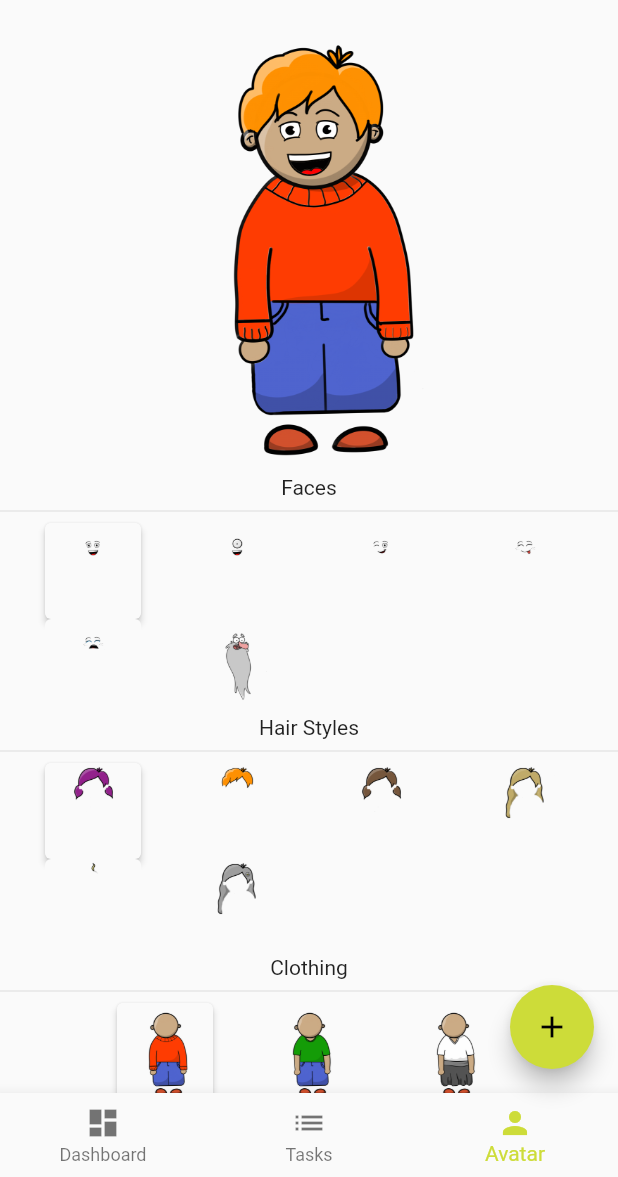
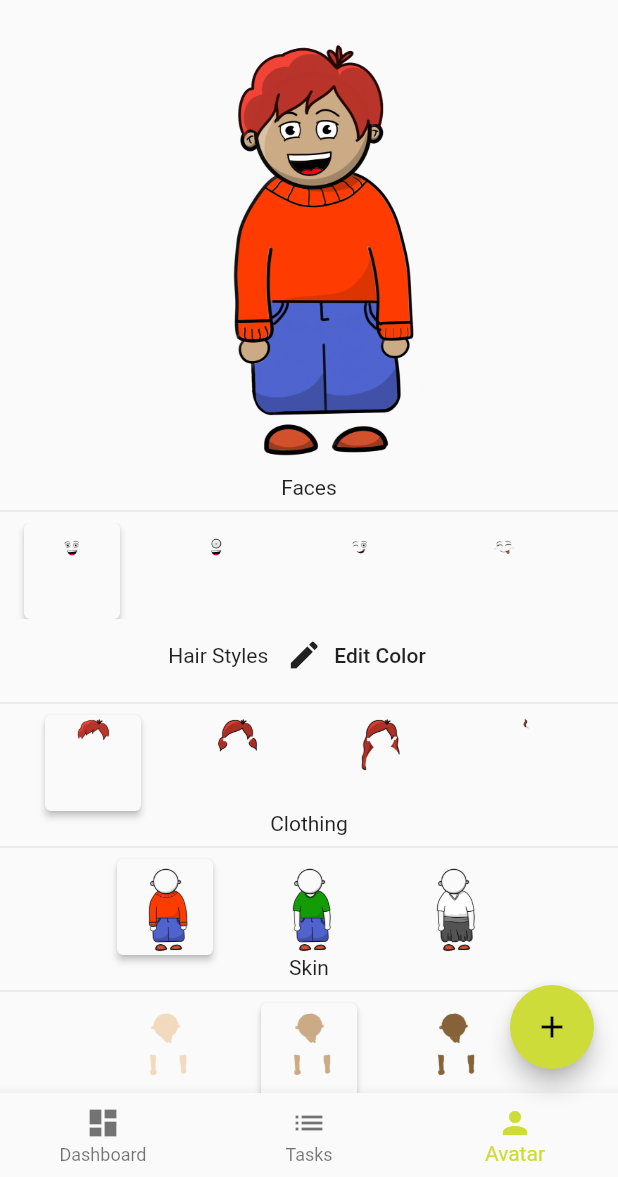
Before and after one commit to ctiedt/studypoints, a Flutter app: the screen it shows after launch, item 3 of the bottom bar chosen, on a phone screen of 412 x 824 dp, the part 59-1236 px from its top. Run offline on Flutter 3.47's test engine with Material 2 defaults, Android fonts, the phone set to English and light mode, and no system bars; our stand-ins replace flutter_colorpicker.

Commit message:
feat: add the possibility to change hair and skin color

```diff
--- a/lib/avatar/data/avatar.dart
+++ b/lib/avatar/data/avatar.dart
@@ -1,7 +1,11 @@
+import 'package:flutter/material.dart';
+
 class Avatar {
   String name = 'Nina';
   String body = 'assets/body1.png';
   String face = 'assets/face1.png';
   String hair = 'assets/hair1.png';
+  String skin = 'assets/skin2.png';
+  Color hairColor = Colors.red;
   List<String> accessoires;
 }
--- a/lib/avatar/widgets/avatar_screen.dart
+++ b/lib/avatar/widgets/avatar_screen.dart
@@ -2,6 +2,7 @@
 import 'package:provider/provider.dart';
 import 'package:studypoints/avatar/widgets/avatar_view.dart';
 import 'package:studypoints/services/user.dart';
+import 'package:flutter_colorpicker/flutter_colorpicker.dart';
 
 class AvatarScreen extends StatefulWidget {
   final State parent;
@@ -22,17 +23,20 @@
     'assets/face6.png',
   ];
   final List<String> hairOptions = [
-    'assets/hair.png',
     'assets/hair1.png',
     'assets/hair2.png',
     'assets/hair3.png',
     'assets/hair4.png',
-    'assets/hairX.png',
   ];
   final List<String> bodyOptions = [
     'assets/body1.png',
     'assets/body2.png',
     'assets/body3.png',
+  ];
+  final List<String> skinOptions = [
+    'assets/skin1.png',
+    'assets/skin2.png',
+    'assets/skin3.png',
   ];
 
   @override
@@ -61,6 +65,12 @@
               caption: 'Hair Styles',
               current: hairOptions[0],
               options: hairOptions,
+              hasColor: true,
+              colorCallback: (selected) {
+                setState(() {
+                  Provider.of<UserService>(context).avatar.hairColor = selected;
+                });
+              },
               callback: (selected) {
                 setState(() {
                   Provider.of<UserService>(context).avatar.hair = selected;
@@ -76,6 +86,16 @@
                   Provider.of<UserService>(context).avatar.body = selected;
                 });
               },
+            ),
+            PropertyCarousel(
+              caption: 'Skin',
+              current: skinOptions[1],
+              options: skinOptions,
+              callback: (selected) {
+                setState(() {
+                  Provider.of<UserService>(context).avatar.skin = selected;
+                });
+              },
             )
           ],
         ))
@@ -89,9 +109,17 @@
   final List<String> options;
   final String caption;
   final Function(String) callback;
+  final Function(Color) colorCallback;
+  final bool hasColor;
 
   const PropertyCarousel(
-      {Key key, this.current, this.options, this.caption, this.callback})
+      {Key key,
+      this.current,
+      this.options,
+      this.caption,
+      this.callback,
+      this.colorCallback,
+      this.hasColor = false})
       : super(key: key);
 
   @override
@@ -111,9 +139,51 @@
   Widget build(BuildContext context) {
     return Column(
       children: <Widget>[
+        widget.hasColor
+            ? Row(
+                mainAxisAlignment: MainAxisAlignment.center,
+                children: <Widget>[
                     Text(widget.caption),
+                    FlatButton.icon(
+                      icon: Icon(Icons.edit),
+                      label: Text('Edit Color'),
+                      onPressed: () {
+                        showDialog(
+                          context: context,
+                          child: AlertDialog(
+                            title: const Text('Pick a color!'),
+                            content: SingleChildScrollView(
+                              child: ColorPicker(
+                                pickerColor: Provider.of<UserService>(context)
+                                    .avatar
+                                    .hairColor,
+                                onColorChanged: widget.colorCallback,
+                                enableLabel: false,
+                                enableAlpha: false,
+                                pickerAreaHeightPercent: 0.8,
+                              ),
+                            ),
+                            actions: <Widget>[
+                              FlatButton(
+                                child: const Text('Done'),
+                                onPressed: () {
+                                  Navigator.of(context).pop();
+                                },
+                              ),
+                            ],
+                          ),
+                        );
+                      },
+                    )
+                  ])
+            : Text(widget.caption),
         Divider(),
-        Wrap(
+        Container(
+            height: 64,
+            child: Center(
+                child: ListView(
+              shrinkWrap: true,
+              scrollDirection: Axis.horizontal,
               children: widget.options
                   .map((v) => FlatButton(
                         child: Material(
@@ -123,7 +193,18 @@
                           child: Container(
                             height: 64,
                             child: AspectRatio(
-                            aspectRatio: 1.0, child: Image.asset(v)),
+                                aspectRatio: 1.0,
+                                child: Image.asset(
+                                  v,
+                                  color: widget.hasColor
+                                      ? Provider.of<UserService>(context)
+                                          .avatar
+                                          .hairColor
+                                      : null,
+                                  colorBlendMode: widget.hasColor
+                                      ? BlendMode.modulate
+                                      : null,
+                                )),
                           ),
                         ),
                         onPressed: () {
@@ -134,7 +215,7 @@
                         },
                       ))
                   .toList(),
-        )
+            )))
       ],
     );
   }
--- a/lib/avatar/widgets/avatar_view.dart
+++ b/lib/avatar/widgets/avatar_view.dart
@@ -1,5 +1,8 @@
 import 'package:flutter/material.dart';
+import 'package:provider/provider.dart';
+import 'package:studypoints/services/user.dart';
 import 'package:studypoints/avatar/data/avatar.dart';
+import 'package:flutter/painting.dart';
 
 class AvatarView extends StatelessWidget {
   final Avatar avatar;
@@ -16,9 +19,14 @@
       height: height,
       child: Stack(
         children: <Widget>[
+          Image.asset(avatar.skin),
           Image.asset(avatar.body),
           Image.asset(avatar.face),
-          Image.asset(avatar.hair),
+          Image.asset(
+            avatar.hair,
+            color: Provider.of<UserService>(context).avatar.hairColor,
+            colorBlendMode: BlendMode.modulate,
+          ),
         ],
       ),
     );
--- a/pubspec.yaml
+++ b/pubspec.yaml
@@ -24,6 +24,10 @@
   # The following adds the Cupertino Icons font to your application.
   # Use with the CupertinoIcons class for iOS style icons.
   cupertino_icons: ^0.1.2
+  flutter_colorpicker: any
+  screenshot: ^0.1.1
+  esys_flutter_share: ^1.0.0
+  shared_preferences: "0.5.3"
 
 dev_dependencies:
   flutter_test:
```
Also changed, not shown: assets/body1.png, assets/body2.png, assets/body3.png, assets/body4.png (added), assets/hair.png (deleted), assets/hair1.png, assets/hair2.png, assets/hair3.png, assets/hairX.png (deleted), assets/skin1.png (added), assets/skin2.png (added), assets/skin3.png (added), pubspec.lock. Lines whose indentation alone changed are shown as unchanged.
